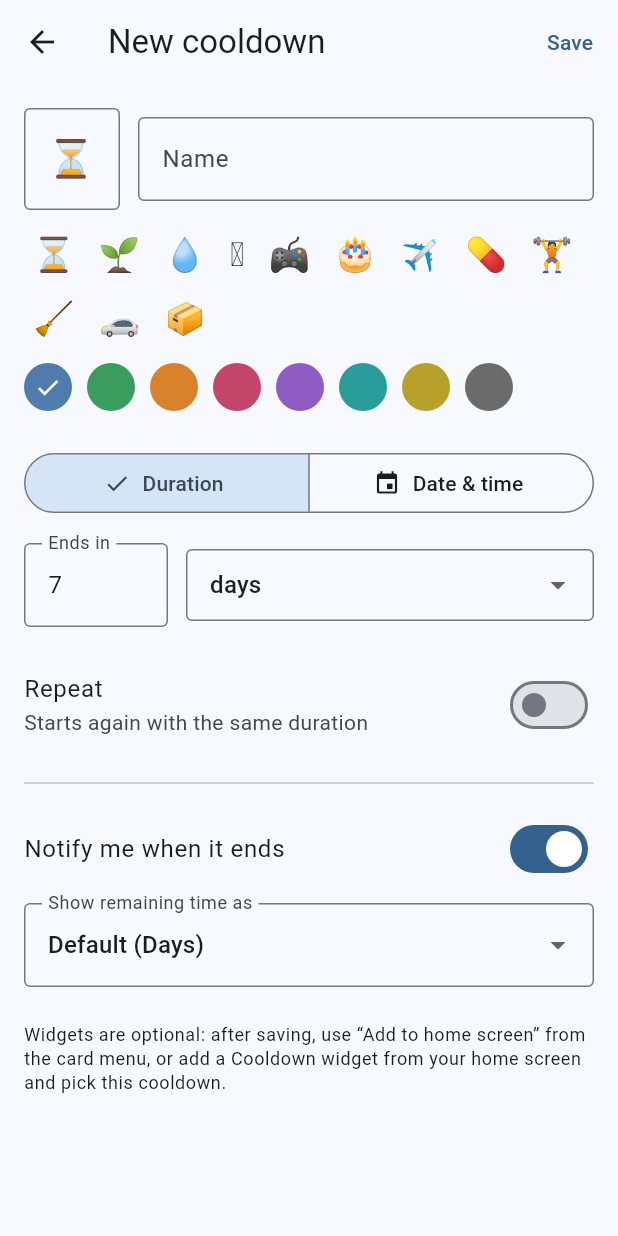
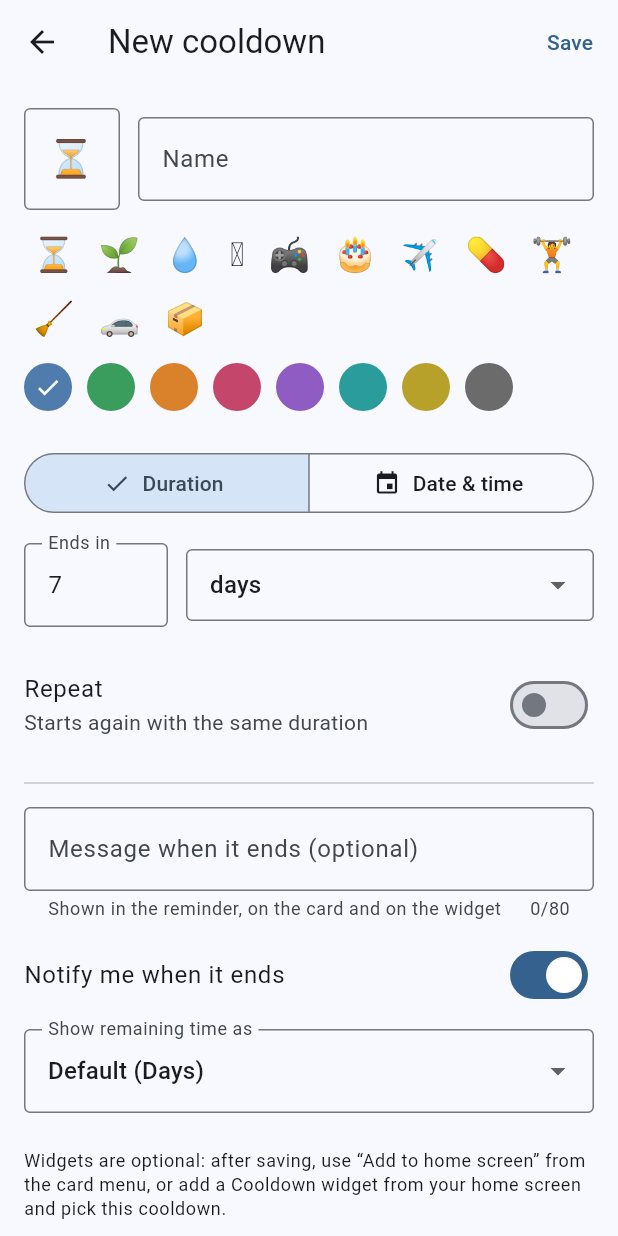
Before and after one commit to Berkan4/Cooldown, a Flutter app: the screen it shows after launch, after a tap on "New cooldown", on a phone screen of 412 x 824 dp. Run offline on Flutter 3.47's test engine with Material 3 defaults, Android fonts, the phone set to English and light mode, and no system bars; our stand-ins replace flutter_local_notifications, flutter_timezone, timezone; missing offline and left inert: home_widget; statements that could not run were skipped.

Commit message:
Add an optional finish message to cooldowns
A cooldown can now carry a short message such as "Water your plants!".
When set, it is used as the notification text, shown under "Ready" on
the card in the app, and shown as the label on the Android and iOS
widgets once the cooldown has ended. Empty means the old behaviour.

Stored as "finishText" in the shared JSON; older data without the key
reads as empty in Dart, Kotlin and Swift.

Co-Authored-By: Claude Opus 5.5 <noreply@anthropic.com>
Claude-Session: https://claude.ai/code/session_01TMDTHv6HEyGdTNWCXpsE3A

```diff
--- a/lib/models/cooldown.dart
+++ b/lib/models/cooldown.dart
@@ -49,6 +49,7 @@ class Cooldown {
     required this.waitForDone,
     required this.notify,
     this.display,
+    this.finishText = '',
   });
 
   final String id;
@@ -78,6 +79,9 @@ class Cooldown {
 
   /// null = use the app-wide default.
   DisplayFormat? display;
+
+  /// Optional message shown when it ends ("Water your plants!"). Empty = none.
+  String finishText;
 
   bool get repeats => repeatValue > 0;
   bool get autoRepeats => repeats && !waitForDone;
@@ -167,6 +171,7 @@ class Cooldown {
         'waitForDone': waitForDone,
         'notify': notify,
         'display': display?.key ?? 'default',
+        'finishText': finishText,
       };
 
   factory Cooldown.fromJson(Map<String, dynamic> j) => Cooldown(
@@ -184,6 +189,7 @@ class Cooldown {
         display: j['display'] == null || j['display'] == 'default'
             ? null
             : DisplayFormat.fromKey(j['display'] as String),
+        finishText: j['finishText'] as String? ?? '',
       );
 
   static String encodeList(List<Cooldown> list) => jsonEncode(list.map((c) => c.toJson()).toList());
--- a/lib/screens/edit_screen.dart
+++ b/lib/screens/edit_screen.dart
@@ -35,6 +35,7 @@ class _EditScreenState extends State<EditScreen> {
   late final Cooldown _base;
   late final TextEditingController _name;
   late final TextEditingController _emoji;
+  late final TextEditingController _finishText;
   late final TextEditingController _durValue;
   late final TextEditingController _repValue;
   late final DateTime _originalDate;
@@ -58,6 +59,7 @@ class _EditScreenState extends State<EditScreen> {
     _base = widget.existing ?? widget.store.newDraft();
     _name = TextEditingController(text: _base.name);
     _emoji = TextEditingController(text: _base.emoji);
+    _finishText = TextEditingController(text: _base.finishText);
     _durValue = TextEditingController(text: '7');
     _repValue = TextEditingController(text: '${_base.repeats ? _base.repeatValue : 1}');
     _color = _base.color;
@@ -75,6 +77,7 @@ class _EditScreenState extends State<EditScreen> {
   void dispose() {
     _name.dispose();
     _emoji.dispose();
+    _finishText.dispose();
     _durValue.dispose();
     _repValue.dispose();
     super.dispose();
@@ -150,6 +153,7 @@ class _EditScreenState extends State<EditScreen> {
       waitForDone: _waitForDone,
       notify: _notify,
       display: _display,
+      finishText: _finishText.text.trim(),
     );
     await widget.store.upsert(saved);
     if (mounted) Navigator.of(context).pop();
@@ -302,6 +306,18 @@ class _EditScreenState extends State<EditScreen> {
               onChanged: (v) => setState(() => _waitForDone = v),
             ),
           const Divider(height: 32),
+          TextField(
+            controller: _finishText,
+            textCapitalization: TextCapitalization.sentences,
+            maxLength: 80,
+            decoration: const InputDecoration(
+              labelText: 'Message when it ends (optional)',
+              hintText: 'Water your plants!',
+              helperText: 'Shown in the reminder, on the card and on the widget',
+              border: OutlineInputBorder(),
+            ),
+          ),
+          const SizedBox(height: 8),
           SwitchListTile(
             contentPadding: EdgeInsets.zero,
             title: const Text('Notify me when it ends'),
--- a/lib/screens/home_screen.dart
+++ b/lib/screens/home_screen.dart
@@ -230,6 +230,11 @@ class _CooldownCard extends StatelessWidget {
                   ],
                 ),
               ),
+              if (finished && c.finishText.isNotEmpty)
+                Padding(
+                  padding: const EdgeInsets.only(top: 4, right: 12),
+                  child: Text(c.finishText, style: theme.textTheme.titleSmall?.copyWith(color: accent)),
+                ),
               const SizedBox(height: 8),
               Padding(
                 padding: const EdgeInsets.only(right: 12),
--- a/lib/services/notifications.dart
+++ b/lib/services/notifications.dart
@@ -81,6 +81,12 @@ class NotificationService {
     }
   }
 
+  static String _defaultBody(Cooldown c) => !c.repeats
+      ? 'Your cooldown is over.'
+      : c.waitForDone
+          ? 'Ready! Open the app and tap Done to start the next round.'
+          : 'Ready! The next round has started automatically.';
+
   /// Simplest correct approach: wipe and rebuild the whole queue whenever
   /// anything changes or the app starts.
   Future<void> rescheduleAll(List<Cooldown> items) async {
@@ -103,11 +109,7 @@ class NotificationService {
     for (final job in jobs.take(_maxPending)) {
       final c = job.c;
       final title = '${c.emoji} ${c.name.isEmpty ? 'Cooldown' : c.name}';
-      final body = !c.repeats
-          ? 'Your cooldown is over.'
-          : c.waitForDone
-              ? 'Ready! Open the app and tap Done to start the next round.'
-              : 'Ready! The next round has started automatically.';
+      final body = c.finishText.isNotEmpty ? c.finishText : _defaultBody(c);
       try {
         await _plugin.zonedSchedule(
           job.id,
```
Also changed, not shown: 5 other files.
